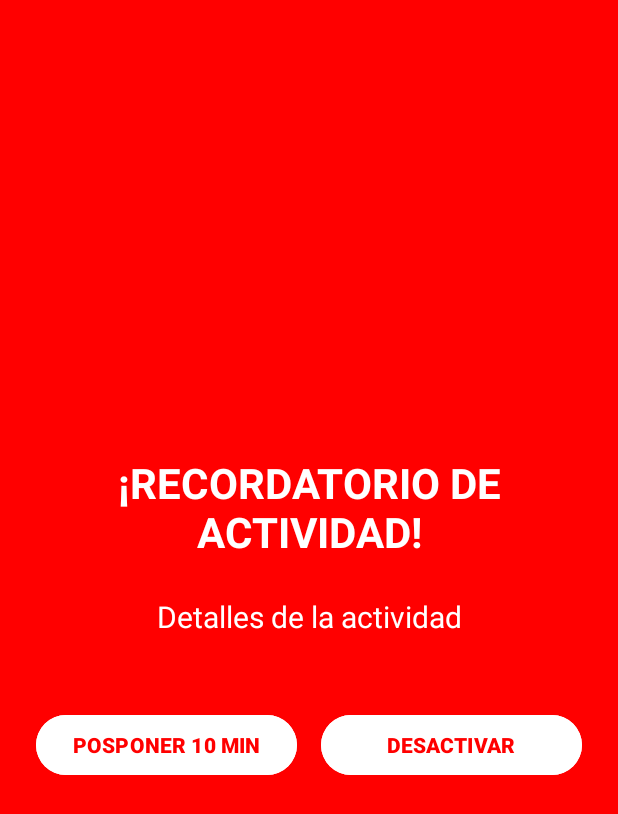
After one commit to Simonghost117/Qfinder_Android, an Android app: the layout activity_alarm_fullscreen.xml on its own in the app's theme, with its tools: preview values and no code run, on a phone screen of 412 x 824 dp. The commit adds this screen. Shown: the top 814 px of the screen. Run offline under Robolectric (Android 15) with nearby library versions, the phone set to English and light mode, and no system bars.

Commit message:
alarma de actividad creada

```diff
--- /dev/null
+++ b/app/src/main/res/layout/activity_alarm_fullscreen.xml
@@ -0,0 +1,61 @@
+<?xml version="1.0" encoding="utf-8"?>
+<LinearLayout xmlns:android="http://schemas.android.com/apk/res/android"
+    xmlns:app="http://schemas.android.com/apk/res-auto"
+    android:layout_width="match_parent"
+    android:layout_height="match_parent"
+    android:orientation="vertical"
+    android:background="#FF0000"
+    android:gravity="center"
+    android:padding="24dp">
+
+    <TextView
+        android:id="@+id/tvAlarmTitle"
+        android:layout_width="match_parent"
+        android:layout_height="wrap_content"
+        android:text="¡RECORDATORIO DE ACTIVIDAD!"
+        android:textColor="#FFFFFF"
+        android:textSize="28sp"
+        android:textStyle="bold"
+        android:gravity="center"
+        android:layout_marginBottom="24dp"/>
+
+    <TextView
+        android:id="@+id/tvAlarmDetail"
+        android:layout_width="match_parent"
+        android:layout_height="wrap_content"
+        android:text="Detalles de la actividad"
+        android:textColor="#FFFFFF"
+        android:textSize="20sp"
+        android:gravity="center"
+        android:layout_marginBottom="48dp"/>
+
+    <LinearLayout
+        android:layout_width="match_parent"
+        android:layout_height="wrap_content"
+        android:orientation="horizontal"
+        android:gravity="center">
+
+        <Button
+            android:id="@+id/btnSnooze"
+            android:layout_width="0dp"
+            android:layout_height="wrap_content"
+            android:layout_weight="1"
+            android:text="Posponer 10 min"
+            android:backgroundTint="#FFFFFF"
+            android:textColor="#FF0000"
+            android:layout_marginEnd="16dp"
+            android:textAllCaps="true"
+            android:textStyle="bold"/>
+
+        <Button
+            android:id="@+id/btnDismiss"
+            android:layout_width="0dp"
+            android:layout_height="wrap_content"
+            android:layout_weight="1"
+            android:text="DESACTIVAR"
+            android:backgroundTint="#FFFFFF"
+            android:textColor="#FF0000"
+            android:textAllCaps="true"
+            android:textStyle="bold"/>
+    </LinearLayout>
+</LinearLayout>
--- a/app/src/main/res/layout/fragment__serivicios.xml
+++ b/app/src/main/res/layout/fragment__serivicios.xml
@@ -238,7 +238,7 @@
                     android:layout_width="60dp"
                     android:layout_height="match_parent"
                     android:layout_gravity="center"
-                    android:src="@drawable/ic_actividad" />
+                    android:src="@drawable/ic_actividad_notify" />
             </FrameLayout>
 
             <!-- Texto -->
```
Also changed, not shown: app/build.gradle.kts (+9 -1 lines), app/src/main/AndroidManifest.xml (+20 -8 lines), app/src/main/java/com/sena/qfinder/ui/actividad/AgregarActividadDialogFragment.java (+124 -16 lines), app/src/main/java/com/sena/qfinder/utils/ActivityAlarmReceiver.java (+142 -32 lines), app/src/main/java/com/sena/qfinder/utils/AlarmFullScreenActivity.java (added, +88 -0 lines), app/src/main/java/com/sena/qfinder/utils/SnoozeReceiver.java (added, +50 -0 lines), app/src/main/res/drawable/ic_actividad_notify.xml (added, +10 -0 lines), app/src/main/res/drawable/ic_snooze.xml (added, +10 -0 lines).
